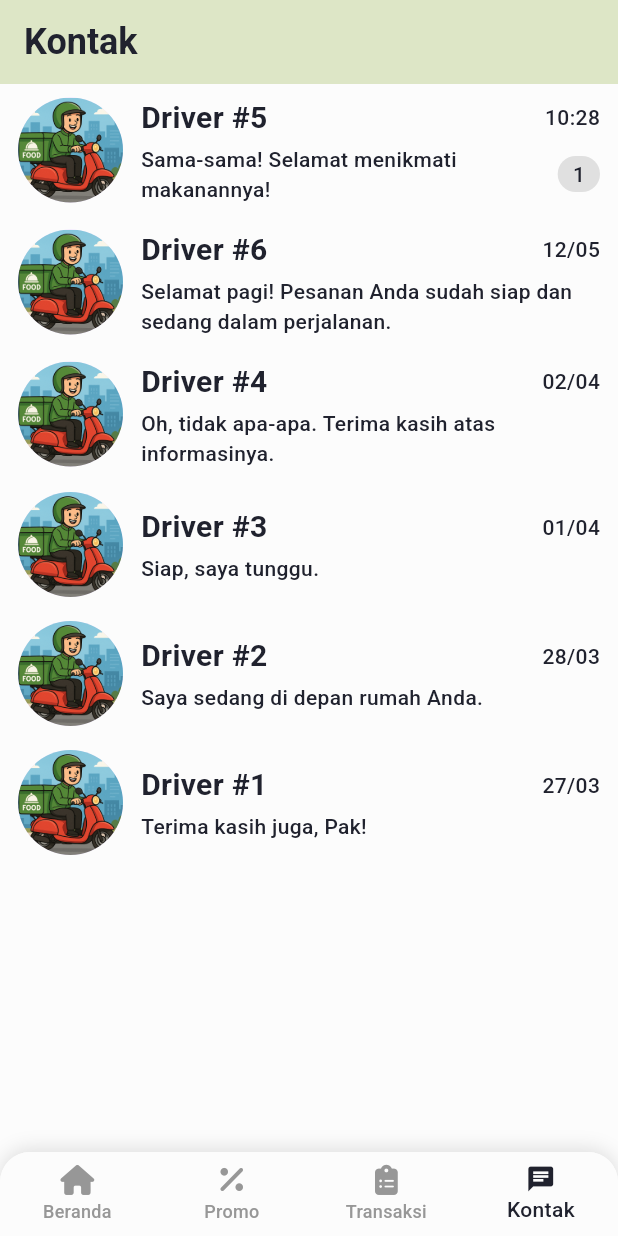
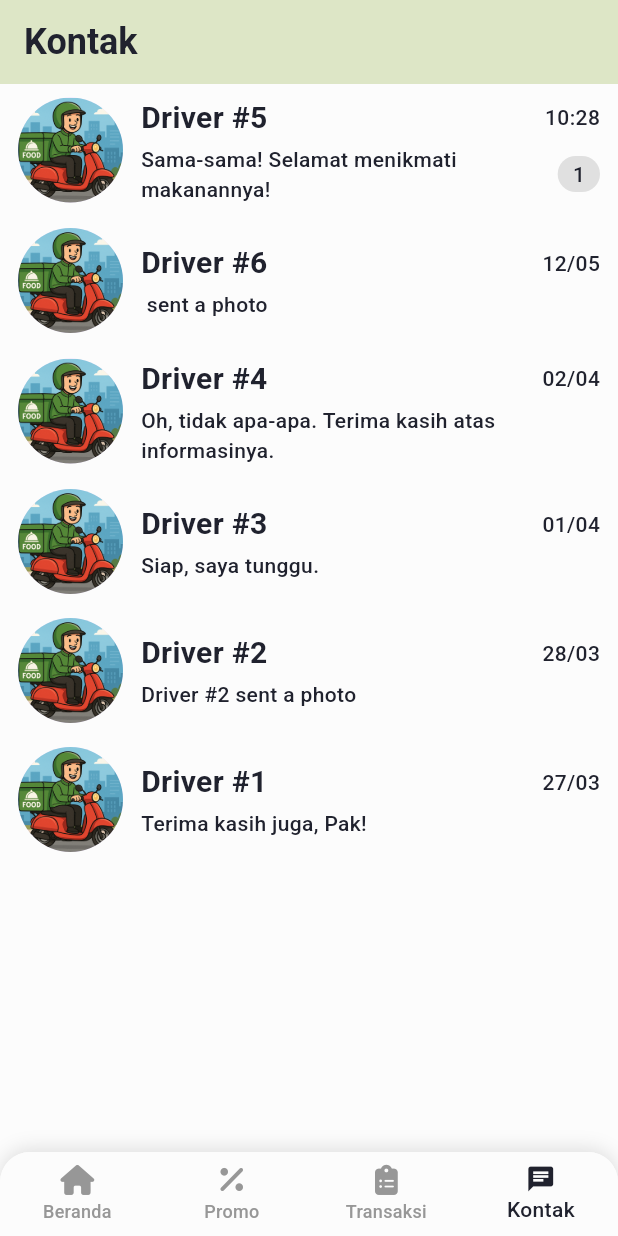
Before and after one commit to jasonrivalino/ta_nutrisenior_app, a Flutter app: the ChatListView screen opened by its route, on a phone screen of 412 x 824 dp. Run offline on Flutter 3.47's test engine with Material 3 defaults, Android fonts, the phone set to English and light mode, and no system bars; our stand-ins replace connectivity_plus, flutter_local_notifications, fluttertoast, font_awesome_flutter, go_router, google_maps_flutter and 5 more; accounts and stored records are empty; Roboto replaces fonts that are missing (Roboto-Bold).

Commit message:
feat: add handling for receiving and see image on chat

```diff
--- a/lib/database/chat_list_table.dart
+++ b/lib/database/chat_list_table.dart
@@ -3,112 +3,126 @@ final List<Map<String, dynamic>> chatListTable = [
     'chat_id': 1,
     'driver_id': 1,
     'is_user': true,
-    'message_text': 'Terima kasih banyak, makanannya sudah saya terima',
+    'message_sent': 'Terima kasih banyak, makanannya sudah saya terima',
     'message_time': DateTime(2025, 3, 27, 16, 55),
   },
   {
     'chat_id': 2,
     'driver_id': 1,
     'is_user': false,
-    'message_text': 'Terima kasih juga, Pak!',
+    'message_sent': 'Terima kasih juga, Pak!',
     'message_time': DateTime(2025, 3, 27, 16, 56),
   },
   {
     'chat_id': 3,
     'driver_id': 2,
     'is_user': true,
-    'message_text': 'Driver sudah sampai?',
+    'message_sent': 'Driver sudah sampai?',
     'message_time': DateTime(2025, 3, 28, 11, 15),
   },
   {
     'chat_id': 4,
     'driver_id': 2,
     'is_user': false,
-    'message_text': 'Saya sedang di depan rumah Anda.',
+    'message_sent': 'Saya sedang di depan rumah Anda.',
     'message_time': DateTime(2025, 3, 28, 11, 17),
   },
   {
     'chat_id': 5,
-    'driver_id': 3,
+    'driver_id': 2,
     'is_user': false,
-    'message_text': 'Mohon ditunggu ya, saya lagi di jalan.',
-    'message_time': DateTime(2025, 4, 1, 9, 10),
+    'message_sent': 'assets/images/dummy/chat/delivery_arrived.png',
+    'message_time': DateTime(2025, 3, 28, 11, 18),
   },
   {
     'chat_id': 6,
     'driver_id': 3,
-    'is_user': true,
-    'message_text': 'Siap, saya tunggu.',
-    'message_time': DateTime(2025, 4, 1, 9, 12),
+    'is_user': false,
+    'message_sent': 'Mohon ditunggu ya, saya lagi di jalan.',
+    'message_time': DateTime(2025, 4, 1, 9, 10),
   },
   {
     'chat_id': 7,
-    'driver_id': 4,
-    'is_user': false,
-    'message_text': 'Maaf, pesanan Anda tidak dapat diproses karena stok habis.',
-    'message_time': DateTime(2025, 4, 2, 14, 30),
+    'driver_id': 3,
+    'is_user': true,
+    'message_sent': 'Siap, saya tunggu.',
+    'message_time': DateTime(2025, 4, 1, 9, 12),
   },
   {
     'chat_id': 8,
     'driver_id': 4,
+    'is_user': false,
+    'message_sent': 'Maaf, pesanan Anda tidak dapat diproses karena stok habis.',
+    'message_time': DateTime(2025, 4, 2, 14, 30),
+  },
+  {
+    'chat_id': 9,
+    'driver_id': 4,
     'is_user': true,
-    'message_text': 'Oh, tidak apa-apa. Terima kasih atas informasinya.',
+    'message_sent': 'Oh, tidak apa-apa. Terima kasih atas informasinya.',
     'message_time': DateTime(2025, 4, 2, 14, 35),
   },
     {
-    'chat_id': 9,
+    'chat_id': 10,
     'driver_id': 6,
     'is_user': true,
-    'message_text': 'Selamat pagi, apakah pesanan saya sudah siap?',
+    'message_sent': 'Selamat pagi, apakah pesanan saya sudah siap?',
     'message_time': DateTime(2025, 5, 12, 19, 03),
   },
   {
-    'chat_id': 10,
+    'chat_id': 11,
     'driver_id': 6,
     'is_user': false,
-    'message_text': 'Selamat pagi! Pesanan Anda sudah siap dan sedang dalam perjalanan.',
+    'message_sent': 'Selamat pagi! Pesanan Anda sudah siap dan sedang dalam perjalanan.',
     'message_time': DateTime(2025, 5, 12, 19, 05),
   },
   {
-    'chat_id': 11,
-    'driver_id': 5,
+    'chat_id': 12,
+    'driver_id': 6,
     'is_user': true,
-    'message_text': 'Halo, kak! Apakah pesanan saya sudah dalam perjalanan?',
-    'message_time': DateTime.now().subtract(const Duration(minutes: 9)),
-  },
-  {
-    'chat_id': 12,
-    'driver_id': 5,
-    'is_user': false,
-    'message_text': 'Halo! Iya, pesanan sudah saya antar dan sedang dalam perjalanan.',
-    'message_time': DateTime.now().subtract(const Duration(minutes: 8)),
+    'message_sent': 'assets/images/dummy/chat/thankful_emoji.png',
+    'message_time': DateTime(2025, 5, 12, 19, 06),
   },
   {
     'chat_id': 13,
     'driver_id': 5,
     'is_user': true,
-    'message_text': 'Kalau sudah dekat, bisa dititipkan di resepsionis ya?',
-    'message_time': DateTime.now().subtract(const Duration(minutes: 6)),
+    'message_sent': 'Halo, kak! Apakah pesanan saya sudah dalam perjalanan?',
+    'message_time': DateTime.now().subtract(const Duration(minutes: 9)),
   },
   {
     'chat_id': 14,
     'driver_id': 5,
     'is_user': false,
-    'message_text': 'Baik, saya akan titipkan di resepsionis saat sampai.',
-    'message_time': DateTime.now().subtract(const Duration(minutes: 4)),
+    'message_sent': 'Halo! Iya, pesanan sudah saya antar dan sedang dalam perjalanan.',
+    'message_time': DateTime.now().subtract(const Duration(minutes: 8)),
   },
   {
     'chat_id': 15,
     'driver_id': 5,
     'is_user': true,
-    'message_text': 'Terima kasih banyak, kak! Hati-hati di jalan.',
-    'message_time': DateTime.now().subtract(const Duration(minutes: 3)),
+    'message_sent': 'Kalau sudah dekat, bisa dititipkan di resepsionis ya?',
+    'message_time': DateTime.now().subtract(const Duration(minutes: 6)),
   },
   {
     'chat_id': 16,
     'driver_id': 5,
     'is_user': false,
-    'message_text': 'Sama-sama! Selamat menikmati makanannya!',
+    'message_sent': 'Baik, saya akan titipkan di resepsionis saat sampai.',
+    'message_time': DateTime.now().subtract(const Duration(minutes: 4)),
+  },
+  {
+    'chat_id': 17,
+    'driver_id': 5,
+    'is_user': true,
+    'message_sent': 'Terima kasih banyak, kak! Hati-hati di jalan.',
+    'message_time': DateTime.now().subtract(const Duration(minutes: 3)),
+  },
+  {
+    'chat_id': 18,
+    'driver_id': 5,
+    'is_user': false,
+    'message_sent': 'Sama-sama! Selamat menikmati makanannya!',
     'message_time': DateTime.now().subtract(const Duration(minutes: 2)),
   },
 ];
--- a/lib/features/ContactSection/ChatList/chat_list_view.dart
+++ b/lib/features/ContactSection/ChatList/chat_list_view.dart
@@ -30,7 +30,8 @@ class ChatListView extends StatelessWidget {
           return ChatMessageTile(
             driverImage: chat['driver_image'] as String,
             driverName: chat['driver_name'] as String,
-            messageText: chat['message_text'] as String,
+            isUser: chat['is_user'] as bool,
+            messageText: chat['message_sent'] as String,
             messageTime: chat['message_time'] as String,
             numberMessageReceived: chat['numberMessageReceived'] as int?,
             onTap: () {
--- a/lib/features/ContactSection/ChatList/chat_list_widget.dart
+++ b/lib/features/ContactSection/ChatList/chat_list_widget.dart
@@ -1,24 +1,51 @@
 import 'package:flutter/material.dart';
 
 import '../../../shared/styles/colors.dart';
+import '../../../shared/utils/image_sent_message_handling.dart';
 
-class ChatMessageTile extends StatelessWidget {
+class ChatMessageTile extends StatefulWidget {
   final String driverImage;
   final String driverName;
+  final bool isUser;
   final String messageText;
   final String messageTime;
   final int? numberMessageReceived;
-  final VoidCallback? onTap; // Optional onTap for routing
+  final VoidCallback? onTap;
 
   const ChatMessageTile({
     super.key,
     required this.driverImage,
     required this.driverName,
+    required this.isUser,
     required this.messageText,
     required this.messageTime,
     this.numberMessageReceived,
     this.onTap,
   });
+
+  @override
+  State<ChatMessageTile> createState() => _ChatMessageTileState();
+}
+
+class _ChatMessageTileState extends State<ChatMessageTile> {
+  String _displayMessage = '';
+
+  @override
+  void initState() {
+    super.initState();
+    _loadDisplayMessage();
+  }
+
+  Future<void> _loadDisplayMessage() async {
+    final result = await imageSentMessageHandling(
+      messageText: widget.messageText,
+      isUser: widget.isUser,
+      driverName: widget.driverName,
+    );
+    setState(() {
+      _displayMessage = result;
+    });
+  }
 
   @override
   Widget build(BuildContext context) {
@@ -27,24 +54,21 @@ class ChatMessageTile extends StatelessWidget {
       child: Row(
         crossAxisAlignment: CrossAxisAlignment.center,
         children: [
-          // Profile image
           CircleAvatar(
-            backgroundImage: AssetImage(driverImage),
+            backgroundImage: AssetImage(widget.driverImage),
             radius: 35,
           ),
           const SizedBox(width: 12),
-          // Name and message
           Expanded(
             child: Column(
               crossAxisAlignment: CrossAxisAlignment.start,
               children: [
-                // Name and time in a row
                 Row(
                   mainAxisAlignment: MainAxisAlignment.spaceBetween,
                   children: [
                     Flexible(
                       child: Text(
-                        driverName,
+                        widget.driverName,
                         style: const TextStyle(
                           fontWeight: FontWeight.bold,
                           fontSize: 20,
@@ -55,7 +79,7 @@ class ChatMessageTile extends StatelessWidget {
                     ),
                     const SizedBox(width: 10),
                     Text(
-                      messageTime,
+                      widget.messageTime,
                       style: const TextStyle(
                         fontSize: 14,
                         color: AppColors.dark,
@@ -64,12 +88,11 @@ class ChatMessageTile extends StatelessWidget {
                   ],
                 ),
                 const SizedBox(height: 3),
-                // Message text and unread count in a row
                 Row(
                   children: [
                     Expanded(
                       child: Text(
-                        messageText,
+                        _displayMessage,
                         style: const TextStyle(
                           fontSize: 14,
                           color: AppColors.dark,
@@ -79,8 +102,8 @@ class ChatMessageTile extends StatelessWidget {
                       ),
                     ),
                     const SizedBox(width: 12),
-                    if (numberMessageReceived != null &&
-                        numberMessageReceived! > 0)
+                    if (widget.numberMessageReceived != null &&
+                        widget.numberMessageReceived! > 0)
                       Container(
                         margin: const EdgeInsets.only(left: 8),
                         padding: const EdgeInsets.symmetric(horizontal: 10, vertical: 2),
@@ -89,7 +112,7 @@ class ChatMessageTile extends StatelessWidget {
                           borderRadius: BorderRadius.circular(12),
                         ),
                         child: Text(
-                          numberMessageReceived.toString(),
+                          widget.numberMessageReceived.toString(),
                           style: const TextStyle(
                             color: AppColors.dark,
                             fontSize: 14,
@@ -105,11 +128,10 @@ class ChatMessageTile extends StatelessWidget {
       ),
     );
 
-    // If onTap is provided, make the tile clickable
-    return onTap != null
+    return widget.onTap != null
         ? InkWell(
-            onTap: onTap,
-            splashColor: Colors.grey.withValues(alpha: 0.2),
+            onTap: widget.onTap,
+            splashColor: Colors.grey.withAlpha(50),
             borderRadius: BorderRadius.circular(8),
             child: tileContent,
           )
--- a/lib/features/ContactSection/chat_controller.dart
+++ b/lib/features/ContactSection/chat_controller.dart
@@ -54,7 +54,8 @@ class ChatListController {
           'driver_id': driverId,
           'driver_image': driver['driver_image'],
           'driver_name': driver['driver_name'],
-          'message_text': chat['message_text'],
+          'is_user': chat['is_user'],
+          'message_sent': chat['message_sent'],
           'message_time': formattedTime,
           'numberMessageReceived': match['numberMessageReceived'] ?? 0,
         };
@@ -71,8 +72,8 @@ class ChatListController {
       return driverChats.map((chat) {
         return {
           'is_user': chat['is_user'],
-          'message_text': chat['message_text'],
-          'message_time': DateFormat('HH:mm').format(chat['message_time'] as DateTime),
+          'message_sent': chat['message_sent'],
+          'message_time': chat['message_time'],
         };
       }).toList();
     }
--- a/pubspec.yaml
+++ b/pubspec.yaml
@@ -43,6 +43,7 @@ dependencies:
   intl: ^0.20.2
   image_picker: ^1.1.2
   permission_handler: ^12.0.0+1
+  photo_view: ^0.15.0
   url_launcher: ^6.3.1
   shared_preferences: ^2.5.3
 
@@ -125,6 +126,10 @@ flutter:
     - assets/images/dummy/market/vitagro.png
     - assets/images/dummy/market/zestmart.png
 
+    # Asset message images
+    - assets/images/dummy/chat/delivery_arrived.png
+    - assets/images/dummy/chat/thankful_emoji.png
+
   # An image asset can refer to one or more resolution-specific "variants", see
   # https://flutter.dev/to/resolution-aware-images
 
```
Also changed, not shown: lib/features/ContactSection/ChatDetails/chat_details_view.dart (+51 -15 lines), lib/features/ContactSection/ChatDetails/chat_details_widget.dart (+71 -0 lines), lib/shared/utils/formatted_time.dart (added, +31 -0 lines), lib/shared/utils/handling_chat_send.dart (+3 -4 lines), lib/shared/utils/image_sent_message_handling.dart (added, +15 -0 lines), assets/images/dummy/chat/delivery_arrived.png (added), assets/images/dummy/chat/thankful_emoji.png (added), pubspec.lock.
